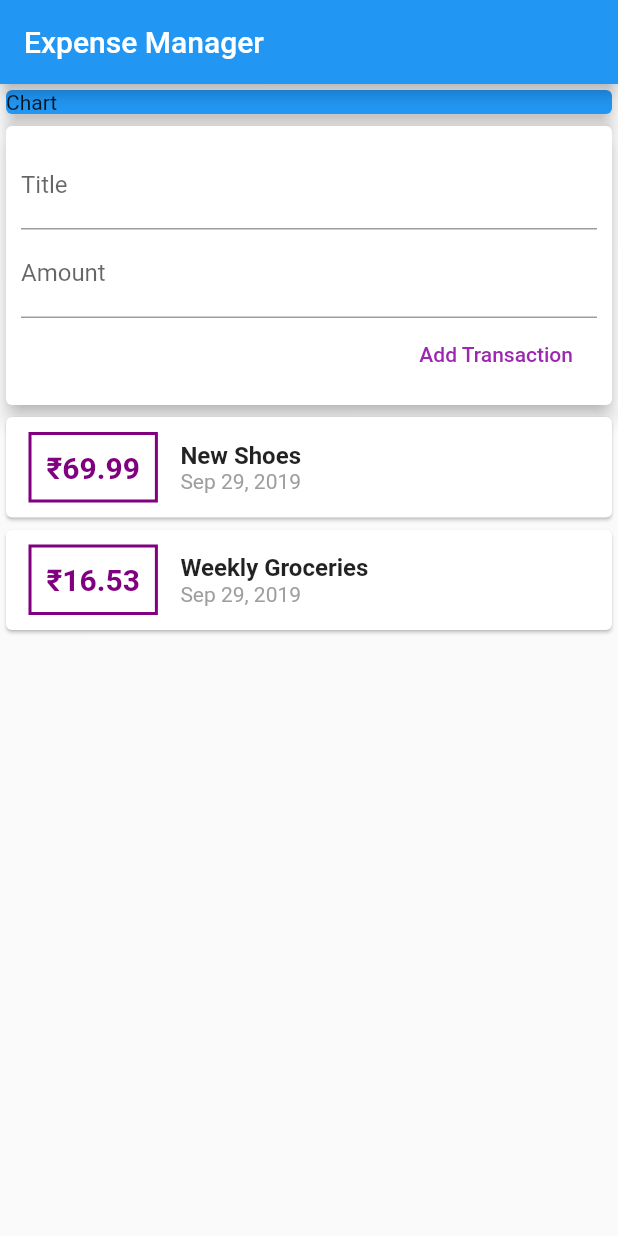
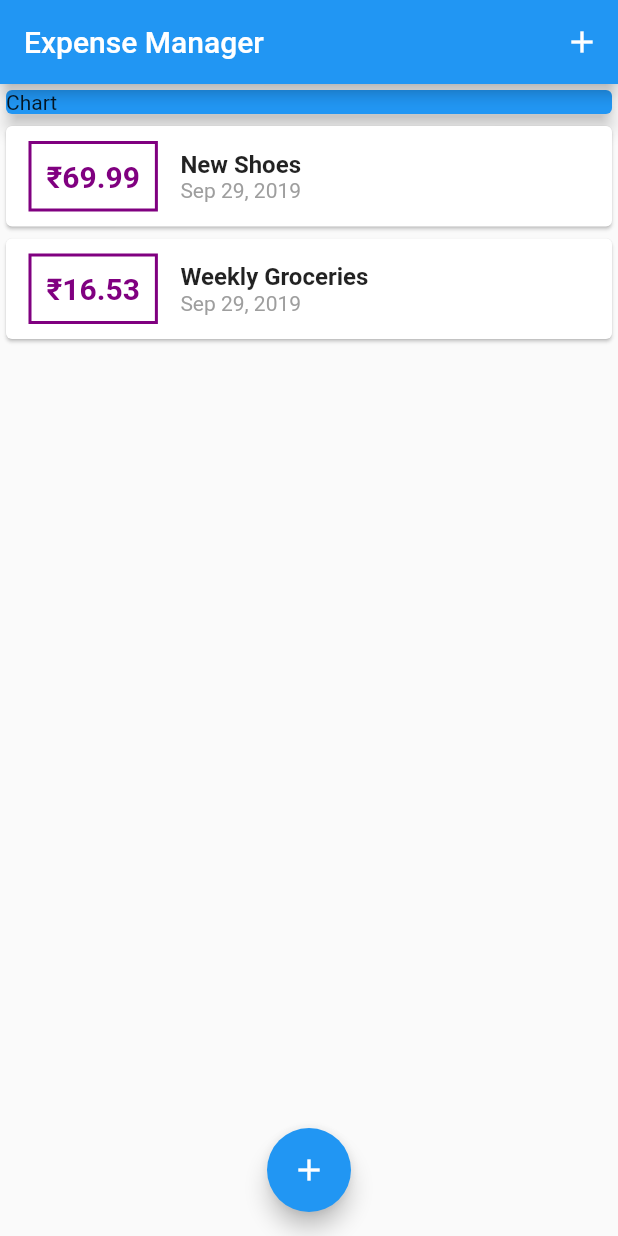
Before and after one commit to khudania/Flutter_Expense_Manager_App, a Flutter app: the screen it shows after launch, on a phone screen of 412 x 824 dp. Run offline on Flutter 3.47's test engine with Material 2 defaults, Android fonts, the phone set to English and light mode, and no system bars.

```diff
--- a/lib/main.dart
+++ b/lib/main.dart
@@ -1,5 +1,10 @@
-import './widgets/user_transactions.dart';
+import './widgets/transaction_list.dart';
+
+import './widgets/new_transaction.dart';
+
+// import './widgets/user_transactions.dart';
 import 'package:flutter/material.dart';
+import './models/transaction.dart';
 
 // import './widgets/new_transaction.dart';
 // import './widgets/transaction_list.dart';
@@ -16,17 +21,69 @@ class MyApp extends StatelessWidget {
   }
 }
 
-class MyHomePage extends StatelessWidget {
+class MyHomePage extends StatefulWidget {
   // String titleInput;
   // String amountInput;
-  final titleController = TextEditingController();
-  final amountController = TextEditingController();
+  @override
+  _MyHomePageState createState() => _MyHomePageState();
+}
+
+class _MyHomePageState extends State<MyHomePage> {
+  // final titleController = TextEditingController();
+
+  // final amountController = TextEditingController();
+
+  final List<Transaction> _userTransactions = [
+    Transaction(
+      id: 't1',
+      title: 'New Shoes',
+      amount: 69.99,
+      date: DateTime.now(),
+    ),
+    Transaction(
+      id: 't2',
+      title: 'Weekly Groceries',
+      amount: 16.53,
+      date: DateTime.now(),
+    ),
+  ];
+
+  void _addNewTransaction(String txTitle, double txAmount) {
+    final newTx = Transaction(
+      title: txTitle,
+      amount: txAmount,
+      date: DateTime.now(),
+      id: DateTime.now().toString(),
+    );
+
+    setState(() {
+      _userTransactions.add(newTx);
+    });
+  }
+
+  void _startAddNewTransaction(BuildContext ctx) {
+    showModalBottomSheet(
+      context: ctx,
+      builder: (_) {
+        return GestureDetector(
+          onTap: () {},
+          child: NewTransaction(_addNewTransaction),
+        );
+      },
+    );
+  }
 
   @override
   Widget build(BuildContext context) {
     return Scaffold(
       appBar: AppBar(
         title: Text('Expense Manager'),
+        actions: <Widget>[
+          IconButton(
+            icon: Icon(Icons.add),
+            onPressed: () => _startAddNewTransaction(context),
+          ),
+        ],
       ),
       body: SingleChildScrollView(
         child: Column(
@@ -41,12 +98,18 @@ class MyHomePage extends StatelessWidget {
                 elevation: 5,
               ),
             ),
-            UserTransactions(),
+            TransactionList(_userTransactions),
+            // UserTransactions(),
             // NewTransaction(),
             // TransactionList()
           ],
         ),
       ),
+      floatingActionButtonLocation: FloatingActionButtonLocation.centerFloat,
+      floatingActionButton: FloatingActionButton(
+        child: Icon(Icons.add),
+        onPressed: () => _startAddNewTransaction(context),
+      ),
     );
   }
 }
--- a/lib/widgets/transaction_list.dart
+++ b/lib/widgets/transaction_list.dart
@@ -30,7 +30,7 @@ class TransactionList extends StatelessWidget {
                   ),
                   padding: EdgeInsets.all(10),
                   child: Text(
-                    '₹${transactions[index].amount}',
+                    '₹${transactions[index].amount.toStringAsFixed(2)}',
                     style: TextStyle(
                       fontWeight: FontWeight.bold,
                       fontSize: 20,
--- a/lib/widgets/user_transactions.dart
+++ b/lib/widgets/user_transactions.dart
@@ -1,50 +1,22 @@
-import 'package:flutter/material.dart';
+// import 'package:flutter/material.dart';
 
-import './new_transaction.dart';
-import './transaction_list.dart';
-import '../models/transaction.dart';
+// import './new_transaction.dart';
+// import './transaction_list.dart';
+// import '../models/transaction.dart';
 
-class UserTransactions extends StatefulWidget {
-  @override
-  _UserTransactionsState createState() => _UserTransactionsState();
-}
+// class UserTransactions extends StatefulWidget {
+//   @override
+//   _UserTransactionsState createState() => _UserTransactionsState();
+// }
 
-class _UserTransactionsState extends State<UserTransactions> {
-  final List<Transaction> _userTransactions = [
-    Transaction(
-      id: 't1',
-      title: 'New Shoes',
-      amount: 69.99,
-      date: DateTime.now(),
-    ),
-    Transaction(
-      id: 't2',
-      title: 'Weekly Groceries',
-      amount: 16.53,
-      date: DateTime.now(),
-    ),
-  ];
-
-  void _addNewTransaction(String txTitle, double txAmount) {
-    final newTx = Transaction(
-      title: txTitle,
-      amount: txAmount,
-      date: DateTime.now(),
-      id: DateTime.now().toString(),
-    );
-
-    setState(() {
-      _userTransactions.add(newTx);
-    });
-  }
-
-  @override
-  Widget build(BuildContext context) {
-    return Column(
-      children: <Widget>[
-        NewTransaction(_addNewTransaction),
-        TransactionList(_userTransactions),
-      ],
-    );
-  }
-}
+// class _UserTransactionsState extends State<UserTransactions> {
+//   @override
+//   Widget build(BuildContext context) {
+//     return Column(
+//       children: <Widget>[
+//         NewTransaction(_addNewTransaction),
+//         // TransactionList(_userTransactions),
+//       ],
+//     );
+//   }
+// }
```
Also changed, not shown: lib/widgets/new_transaction.dart (+18 -6 lines), 1 other file.
